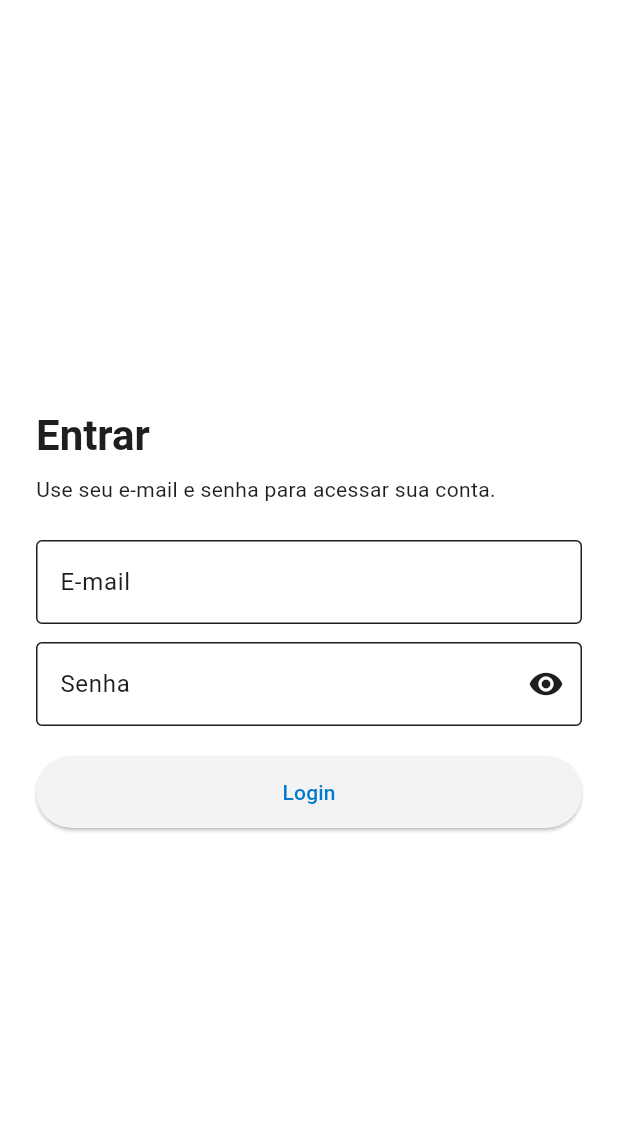
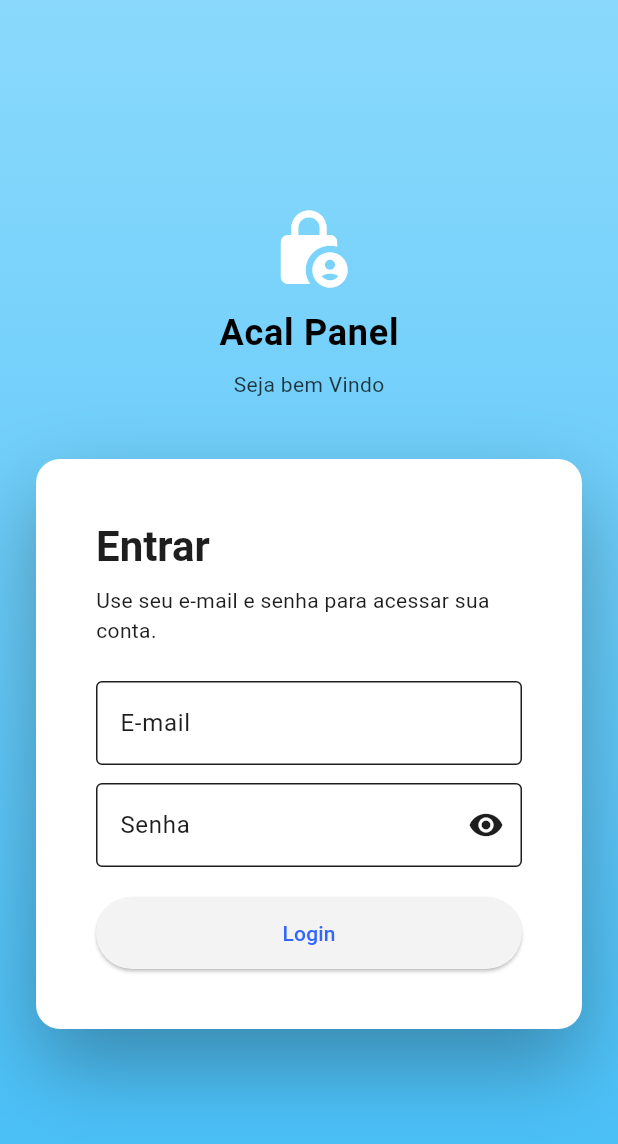
Before and after one commit to megalexandre/panel-app, a Flutter app: the screen it shows after launch, on a phone screen of 412 x 824 dp. Shown: the top 1144 px of the screen. Run offline on Flutter 3.47's test engine with Material 3 defaults, Android fonts, the phone set to English and light mode, and no system bars; our stand-ins replace shared_preferences.

Commit message:
theme
Co-authored-by: Copilot <copilot@github.com>

```diff
--- a/lib/app/app.dart
+++ b/lib/app/app.dart
@@ -9,8 +9,7 @@ class AcalApp extends StatelessWidget {
   Widget build(BuildContext context) {
     return MaterialApp(
       theme: AcalTheme.light,
-      darkTheme: AcalTheme.dark,
-      themeMode: ThemeMode.system,
+      themeMode: ThemeMode.light,
       home: const AuthGate(),
     );
   }
--- a/lib/app/app_theme.dart
+++ b/lib/app/app_theme.dart
@@ -1,15 +1,73 @@
 import 'package:flutter/material.dart';
 
-/// Paleta inspirada no tema Dark+ do VS Code.
+/// Paleta de cores completa do design system.
+abstract final class AcalPalette {
+  // Primary
+  static const primary100 = Color(0xFFE6EFFF);
+  static const primary200 = Color(0xFFC2D6FF);
+  static const primary300 = Color(0xFF99B8FF);
+  static const primary400 = Color(0xFF6690FF);
+  static const primary500 = Color(0xFF3366FF);
+  static const primary600 = Color(0xFF254EDB);
+  static const primary700 = Color(0xFF1938B8);
+  static const primary800 = Color(0xFF102494);
+  static const primary900 = Color(0xFF091370);
+
+  // Success
+  static const success100 = Color(0xFFF1FCE3);
+  static const success200 = Color(0xFFDAF7B8);
+  static const success300 = Color(0xFFC2F08C);
+  static const success400 = Color(0xFFA8EA5C);
+  static const success500 = Color(0xFF8BE218);
+  static const success600 = Color(0xFF6CBF10);
+  static const success700 = Color(0xFF509C09);
+  static const success800 = Color(0xFF367A04);
+  static const success900 = Color(0xFF205701);
+
+  // Info
+  static const info100 = Color(0xFFE3F6FE);
+  static const info200 = Color(0xFFB8E8FD);
+  static const info300 = Color(0xFF8AD9FC);
+  static const info400 = Color(0xFF5CC9FA);
+  static const info500 = Color(0xFF45BEF7);
+  static const info600 = Color(0xFF3095D4);
+  static const info700 = Color(0xFF1F6FB0);
+  static const info800 = Color(0xFF114D8C);
+  static const info900 = Color(0xFF062F69);
+
+  // Warning
+  static const warning100 = Color(0xFFFFF6E5);
+  static const warning200 = Color(0xFFFFE6B8);
+  static const warning300 = Color(0xFFFFD48A);
+  static const warning400 = Color(0xFFFFC15C);
+  static const warning500 = Color(0xFFFFB83F);
+  static const warning600 = Color(0xFFDB932A);
+  static const warning700 = Color(0xFFB87219);
+  static const warning800 = Color(0xFF94530B);
+  static const warning900 = Color(0xFF703803);
+
+  // Danger
+  static const danger100 = Color(0xFFFFE8E5);
+  static const danger200 = Color(0xFFFFC2B8);
+  static const danger300 = Color(0xFFFF988A);
+  static const danger400 = Color(0xFFFF6C5C);
+  static const danger500 = Color(0xFFFF4032);
+  static const danger600 = Color(0xFFDB2721);
+  static const danger700 = Color(0xFFB81514);
+  static const danger800 = Color(0xFF94080B);
+  static const danger900 = Color(0xFF700206);
+}
+
+/// Tokens semânticos — tema dark.
 abstract final class AcalColors {
-  // --- Primária (azul VS Code) ---
-  static const primary = Color(0xFF007ACC);
+  // --- Primária ---
+  static const primary = AcalPalette.primary500;
   static const onPrimary = Color(0xFFFFFFFF);
-  static const primaryContainer = Color(0xFF0E639C);
-  static const onPrimaryContainer = Color(0xFFCCE5FF);
+  static const primaryContainer = AcalPalette.primary700;
+  static const onPrimaryContainer = AcalPalette.primary100;
 
   // --- Secundária ---
-  static const secondary = Color(0xFF0E639C);
+  static const secondary = AcalPalette.primary600;
   static const onSecondary = Color(0xFFFFFFFF);
   static const secondaryContainer = Color(0xFF252526); // sidebar dark
   static const onSecondaryContainer = Color(0xFFCCCCCC);
@@ -23,32 +81,49 @@ abstract final class AcalColors {
   static const outline = Color(0xFF474747);
   static const outlineVariant = Color(0xFF3C3C3C);
 
-  // --- Erro ---
-  static const error = Color(0xFFF48771);
+  // --- Semânticas ---
+  static const error = AcalPalette.danger400;
   static const onError = Color(0xFF1E1E1E);
+  static const success = AcalPalette.success500;
+  static const onSuccess = Color(0xFF1E1E1E);
+  static const info = AcalPalette.info500;
+  static const onInfo = Color(0xFF1E1E1E);
+  static const warning = AcalPalette.warning500;
+  static const onWarning = Color(0xFF1E1E1E);
 }
 
-/// Paleta light: tons frios e neutros, mesmo azul primário.
+/// Tokens semânticos — tema light.
 abstract final class AcalLightColors {
-  static const primary = Color(0xFF007ACC);
+  // --- Primária ---
+  static const primary = AcalPalette.primary500;
   static const onPrimary = Color(0xFFFFFFFF);
-  static const primaryContainer = Color(0xFFD0E8F8);
-  static const onPrimaryContainer = Color(0xFF003E6B);
+  static const primaryContainer = AcalPalette.primary100;
+  static const onPrimaryContainer = AcalPalette.primary900;
 
-  static const secondary = Color(0xFF0E639C);
+  // --- Secundária ---
+  static const secondary = AcalPalette.primary600;
   static const onSecondary = Color(0xFFFFFFFF);
-  static const secondaryContainer = Color(0xFFE8F0F8); // sidebar light
-  static const onSecondaryContainer = Color(0xFF003E6B);
+  static const secondaryContainer = Color(0xFFEEF3FF); // sidebar light
+  static const onSecondaryContainer = AcalPalette.primary900;
 
+  // --- Superfícies light ---
   static const surface = Color(0xFFF3F3F3);
   static const onSurface = Color(0xFF1E1E1E);
   static const surfaceContainerHighest = Color(0xFFE8E8E8);
 
+  // --- Outline ---
   static const outline = Color(0xFFBDBDBD);
   static const outlineVariant = Color(0xFFD4D4D4);
 
-  static const error = Color(0xFFCD3131);
+  // --- Semânticas ---
+  static const error = AcalPalette.danger600;
   static const onError = Color(0xFFFFFFFF);
+  static const success = AcalPalette.success600;
+  static const onSuccess = Color(0xFFFFFFFF);
+  static const info = AcalPalette.info700;
+  static const onInfo = Color(0xFFFFFFFF);
+  static const warning = AcalPalette.warning600;
+  static const onWarning = Color(0xFFFFFFFF);
 }
 
 abstract final class AcalTheme {
@@ -85,7 +160,7 @@ abstract final class AcalTheme {
       ),
       navigationRailTheme: const NavigationRailThemeData(
         backgroundColor: AcalColors.secondaryContainer,
-        indicatorColor: Color(0xFF094771),
+        indicatorColor: AcalPalette.primary800,
         selectedIconTheme: IconThemeData(color: AcalColors.onSurface),
         unselectedIconTheme: IconThemeData(color: Color(0xFF858585)),
         selectedLabelTextStyle: TextStyle(
@@ -122,7 +197,7 @@ abstract final class AcalTheme {
         titleLarge: TextStyle(color: AcalColors.onSurface),
       ),
       listTileTheme: const ListTileThemeData(
-        selectedTileColor: Color(0xFF094771),
+        selectedTileColor: AcalPalette.primary800,
         selectedColor: AcalColors.onSurface,
         textColor: Color(0xFFCCCCCC),
         iconColor: Color(0xFF858585),
--- a/lib/features/auth/presentation/pages/login_page.dart
+++ b/lib/features/auth/presentation/pages/login_page.dart
@@ -1,7 +1,7 @@
+import 'package:acal/app/app_theme.dart';
 import 'package:acal/shared/validators/app_validators.dart';
 import 'package:flutter/material.dart';
 
-const double _desktopBreakpoint = 800;
 
 class LoginPage extends StatefulWidget {
   const LoginPage({
@@ -88,14 +88,62 @@ class _LoginPageState extends State<LoginPage> {
   @override
   Widget build(BuildContext context) {
     final theme = Theme.of(context);
+    final isDark = theme.brightness == Brightness.dark;
 
     return Scaffold(
-      backgroundColor: Colors.white,
-      body: SafeArea(
-        child: LayoutBuilder(
-          builder: (context, constraints) {
-            final isDesktop = constraints.maxWidth >= _desktopBreakpoint;
-            final content = _LoginForm(
+      body: Container(
+        decoration: const BoxDecoration(
+          gradient: LinearGradient(
+            colors: [AcalPalette.info300, AcalPalette.info500],
+            begin: Alignment.topCenter,
+            end: Alignment.bottomCenter,
+          ),
+        ),
+        child: SafeArea(
+          child: Center(
+            child: SingleChildScrollView(
+              padding: const EdgeInsets.symmetric(horizontal: 24, vertical: 40),
+              child: Column(
+                mainAxisSize: MainAxisSize.min,
+                children: [
+                  const Icon(
+                    Icons.lock_person_rounded,
+                    size: 56,
+                    color: Colors.white,
+                  ),
+                  const SizedBox(height: 12),
+                  Text(
+                    'Acal Panel',
+                    style: theme.textTheme.headlineSmall?.copyWith(
+                      color: Colors.black,
+                      fontWeight: FontWeight.w700,
+                      letterSpacing: 0.5,
+                    ),
+                  ),
+                  const SizedBox(height: 8),
+                  Text(
+                    'Seja bem Vindo',
+                    style: theme.textTheme.bodyMedium?.copyWith(
+                      color: Colors.black.withValues(alpha: 0.75),
+                    ),
+                  ),
+                  const SizedBox(height: 40),
+                  ConstrainedBox(
+                    constraints: const BoxConstraints(maxWidth: 420),
+                    child: Container(
+                      decoration: BoxDecoration(
+                        color: isDark ? theme.colorScheme.surface : Colors.white,
+                        borderRadius: BorderRadius.circular(16),
+                        boxShadow: [
+                          BoxShadow(
+                            color: Colors.black.withValues(alpha: 0.30),
+                            blurRadius: 48,
+                            offset: const Offset(0, 24),
+                          ),
+                        ],
+                      ),
+                      padding: const EdgeInsets.all(40),
+                      child: _LoginForm(
                         formKey: _formKey,
                         emailController: _emailContoller,
                         passwordController: _passwordController,
@@ -106,48 +154,7 @@ class _LoginPageState extends State<LoginPage> {
                           });
                         },
                         onSubmit: _submitLogin,
-              isDesktop: isDesktop,
                         isSubmitting: _isSubmitting,
-            );
-
-            if (!isDesktop) {
-              return Center(
-                child: SingleChildScrollView(
-                  padding: const EdgeInsets.all(24),
-                  child: content,
-                ),
-              );
-            }
-
-            return Center(
-              child: Padding(
-                padding: const EdgeInsets.all(32),
-                child: ConstrainedBox(
-                  constraints: const BoxConstraints(maxWidth: 1180),
-                  child: Container(
-                    decoration: BoxDecoration(
-                      color: theme.colorScheme.surface,
-                      border: Border.all(
-                        color: theme.colorScheme.outlineVariant,
-                      ),
-                      boxShadow: [
-                        BoxShadow(
-                          color: Colors.black.withValues(alpha: 0.06),
-                          blurRadius: 24,
-                          offset: const Offset(0, 16),
-                        ),
-                      ],
-                    ),
-                    child: Row(
-                      children: [
-                        Expanded(
-                          child: _LoginBanner(theme: theme),
-                        ),
-                        Expanded(
-                          child: Center(
-                            child: SingleChildScrollView(
-                              padding: const EdgeInsets.all(48),
-                              child: content,
                       ),
                     ),
                   ),
@@ -155,9 +162,6 @@ class _LoginPageState extends State<LoginPage> {
               ),
             ),
           ),
-              ),
-            );
-          },
         ),
       ),
     );
@@ -172,7 +176,6 @@ class _LoginForm extends StatelessWidget {
     required this.obscurePassword,
     required this.onTogglePasswordVisibility,
     required this.onSubmit,
-    required this.isDesktop,
     required this.isSubmitting,
   });
 
@@ -182,16 +185,13 @@ class _LoginForm extends StatelessWidget {
   final bool obscurePassword;
   final VoidCallback onTogglePasswordVisibility;
   final Future<void> Function() onSubmit;
-  final bool isDesktop;
   final bool isSubmitting;
 
   @override
   Widget build(BuildContext context) {
     final theme = Theme.of(context);
 
-    return ConstrainedBox(
-      constraints: BoxConstraints(maxWidth: isDesktop ? 420 : 480),
-      child: Form(
+    return Form(
       key: formKey,
       child: Column(
         mainAxisSize: MainAxisSize.min,
@@ -265,60 +265,6 @@ class _LoginForm extends StatelessWidget {
             ),
           ],
         ),
-      ),
       );
   }
 }
-
-class _LoginBanner extends StatelessWidget {
-  const _LoginBanner({required this.theme});
-
-  final ThemeData theme;
-
-  @override
-  Widget build(BuildContext context) {
-    return Container(
-      decoration: BoxDecoration(
-        gradient: LinearGradient(
-          colors: [
-            theme.colorScheme.primary,
-            theme.colorScheme.primaryContainer,
-          ],
-          begin: Alignment.topLeft,
-          end: Alignment.bottomRight,
-        ),
-      ),
-      child: Padding(
-        padding: const EdgeInsets.all(56),
-        child: Column(
-          mainAxisAlignment: MainAxisAlignment.center,
-          crossAxisAlignment: CrossAxisAlignment.start,
-          children: [
-            Icon(
-              Icons.lock_person_rounded,
-              size: 72,
-              color: theme.colorScheme.onPrimary,
-            ),
-            const SizedBox(height: 24),
-            Text(
-              'Acesse com seguranca',
-              style: theme.textTheme.headlineLarge?.copyWith(
-                color: theme.colorScheme.onPrimary,
-                fontWeight: FontWeight.w700,
-              ),
-            ),
-            const SizedBox(height: 16),
-            Text(
-              'Gerencie seu acesso em uma interface pensada para telas grandes, sem comprometer a experiencia no mobile.',
-              style: theme.textTheme.titleMedium?.copyWith(
-                color: theme.colorScheme.onPrimary.withValues(alpha: 0.88),
-                height: 1.5,
-              ),
-            ),
-          ],
-        ),
-      ),
-    );
-  }
-
-}
--- a/lib/features/dashboard/presentation/pages/dashboard_page.dart
+++ b/lib/features/dashboard/presentation/pages/dashboard_page.dart
@@ -38,6 +38,7 @@ class _DashboardPageState extends State<DashboardPage> {
     final isDesktop = MediaQuery.sizeOf(context).width >= _desktopBreakpoint;
 
     return Scaffold(
+      backgroundColor: Colors.white,
       appBar: DashboardTopBar(onLogout: widget.onLogout),
       drawer: isDesktop
           ? null
--- a/lib/features/dashboard/presentation/widgets/dashboard_top_bar.dart
+++ b/lib/features/dashboard/presentation/widgets/dashboard_top_bar.dart
@@ -11,13 +11,15 @@ class DashboardTopBar extends StatelessWidget implements PreferredSizeWidget {
   @override
   Widget build(BuildContext context) {
     final theme = Theme.of(context);
+    final appBarForeground =
+        theme.appBarTheme.foregroundColor ?? theme.colorScheme.onSurface;
 
     return AppBar(
       title: Text(
         'Dashboard',
         style: theme.textTheme.titleMedium?.copyWith(
           fontWeight: FontWeight.w700,
-          color: theme.colorScheme.onPrimary,
+          color: appBarForeground,
         ),
       ),
       actions: [
```
Also changed, not shown: 1 other file. Lines whose indentation alone changed are shown as unchanged.
